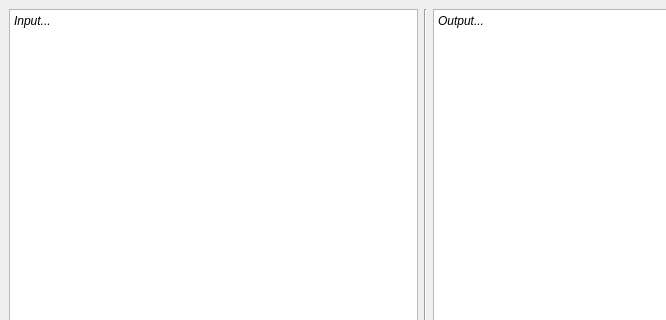
WiiliamC/EmojiText, file ui.ui: the form before one commit; both pictures show x 0 to 666 and y 0 to 320 of the 850 by 704 pixel window.
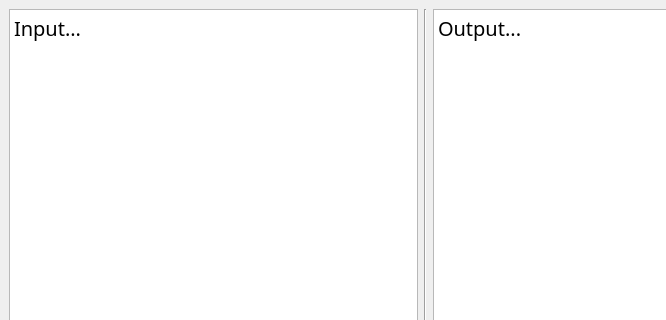
The form after the commit.

Diff of the .ui file:
```diff
--- a/ui.ui
+++ b/ui.ui
@@ -21,12 +21,18 @@
        <layout class="QHBoxLayout" name="horizontalLayout_2">
         <item>
          <widget class="QTextEdit" name="inputText">
+          <property name="font">
+           <font>
+            <family>微软雅黑</family>
+            <pointsize>15</pointsize>
+           </font>
+          </property>
           <property name="html">
            <string>&lt;!DOCTYPE HTML PUBLIC &quot;-//W3C//DTD HTML 4.0//EN&quot; &quot;http://www.w3.org/TR/REC-html40/strict.dtd&quot;&gt;
 &lt;html&gt;&lt;head&gt;&lt;meta name=&quot;qrichtext&quot; content=&quot;1&quot; /&gt;&lt;style type=&quot;text/css&quot;&gt;
 p, li { white-space: pre-wrap; }
-&lt;/style&gt;&lt;/head&gt;&lt;body style=&quot; font-family:'SimSun'; font-size:9pt; font-weight:400; font-style:normal;&quot;&gt;
-&lt;p style=&quot; margin-top:0px; margin-bottom:0px; margin-left:0px; margin-right:0px; -qt-block-indent:0; text-indent:0px;&quot;&gt;&lt;span style=&quot; font-style:italic;&quot;&gt;Input...&lt;/span&gt;&lt;/p&gt;&lt;/body&gt;&lt;/html&gt;</string>
+&lt;/style&gt;&lt;/head&gt;&lt;body style=&quot; font-family:'微软雅黑'; font-size:15pt; font-weight:400; font-style:normal;&quot;&gt;
+&lt;p style=&quot; margin-top:0px; margin-bottom:0px; margin-left:0px; margin-right:0px; -qt-block-indent:0; text-indent:0px;&quot;&gt;Input...&lt;/p&gt;&lt;/body&gt;&lt;/html&gt;</string>
           </property>
          </widget>
         </item>
@@ -39,12 +45,18 @@
         </item>
         <item>
          <widget class="QTextEdit" name="outputText">
+          <property name="font">
+           <font>
+            <family>微软雅黑</family>
+            <pointsize>9</pointsize>
+           </font>
+          </property>
           <property name="html">
            <string>&lt;!DOCTYPE HTML PUBLIC &quot;-//W3C//DTD HTML 4.0//EN&quot; &quot;http://www.w3.org/TR/REC-html40/strict.dtd&quot;&gt;
 &lt;html&gt;&lt;head&gt;&lt;meta name=&quot;qrichtext&quot; content=&quot;1&quot; /&gt;&lt;style type=&quot;text/css&quot;&gt;
 p, li { white-space: pre-wrap; }
-&lt;/style&gt;&lt;/head&gt;&lt;body style=&quot; font-family:'SimSun'; font-size:9pt; font-weight:400; font-style:normal;&quot;&gt;
-&lt;p style=&quot; margin-top:0px; margin-bottom:0px; margin-left:0px; margin-right:0px; -qt-block-indent:0; text-indent:0px;&quot;&gt;&lt;span style=&quot; font-style:italic;&quot;&gt;Output...&lt;/span&gt;&lt;/p&gt;&lt;/body&gt;&lt;/html&gt;</string>
+&lt;/style&gt;&lt;/head&gt;&lt;body style=&quot; font-family:'微软雅黑'; font-size:9pt; font-weight:400; font-style:normal;&quot;&gt;
+&lt;p style=&quot; margin-top:0px; margin-bottom:0px; margin-left:0px; margin-right:0px; -qt-block-indent:0; text-indent:0px;&quot;&gt;&lt;span style=&quot; font-size:15pt;&quot;&gt;Output...&lt;/span&gt;&lt;/p&gt;&lt;/body&gt;&lt;/html&gt;</string>
           </property>
          </widget>
         </item>
```
Left out of the diff: 2 changed lines with no effect on the pictures.
